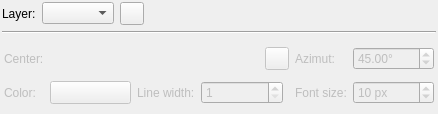
kadas-albireo/kadas-overlay-ps-plugin, file kadas_overlay_ps/overlay_ps_dialog_base.ui: the form before one commit.
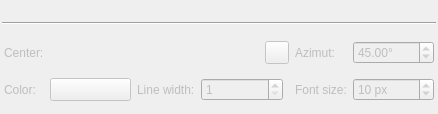
The form after the commit. Icons and pictures are not drawn. Custom widgets are drawn as their Qt base class.

Commit message: Port to KadasLayerSelectionWidget

What changed in the file:
```diff
--- a/kadas_overlay_ps/overlay_ps_dialog_base.ui
+++ b/kadas_overlay_ps/overlay_ps_dialog_base.ui
@@ -26,7 +26,34 @@
    <property name="bottomMargin">
     <number>2</number>
    </property>
-   <item row="2" column="0" colspan="4">
+   <item row="1" column="0" colspan="2">
+    <widget class="Line" name="line">
+     <property name="orientation">
+      <enum>Qt::Horizontal</enum>
+     </property>
+    </widget>
+   </item>
+   <item row="0" column="1">
+    <spacer name="horizontalSpacer">
+     <property name="orientation">
+      <enum>Qt::Horizontal</enum>
+     </property>
+     <property name="sizeHint" stdset="0">
+      <size>
+       <width>351</width>
+       <height>20</height>
+      </size>
+     </property>
+    </spacer>
+   </item>
+   <item row="0" column="0">
+    <layout class="QHBoxLayout" name="layerSelectionWidgetHolder">
+     <property name="spacing">
+      <number>0</number>
+     </property>
+    </layout>
+   </item>
+   <item row="2" column="0" colspan="2">
     <widget class="QWidget" name="widgetLayerSetup" native="true">
      <property name="enabled">
       <bool>false</bool>
@@ -197,44 +224,6 @@
      </layout>
     </widget>
    </item>
-   <item row="0" column="2">
-    <widget class="QToolButton" name="toolButtonAddLayer">
-     <property name="icon">
-      <iconset>
-       <normaloff>:/images/themes/default/mActionAdd.svg</normaloff>:/images/themes/default/mActionAdd.svg</iconset>
-     </property>
-    </widget>
-   </item>
-   <item row="0" column="3">
-    <spacer name="horizontalSpacer">
-     <property name="orientation">
-      <enum>Qt::Horizontal</enum>
-     </property>
-     <property name="sizeHint" stdset="0">
-      <size>
-       <width>351</width>
-       <height>20</height>
-      </size>
-     </property>
-    </spacer>
-   </item>
-   <item row="1" column="0" colspan="4">
-    <widget class="Line" name="line">
-     <property name="orientation">
-      <enum>Qt::Horizontal</enum>
-     </property>
-    </widget>
-   </item>
-   <item row="0" column="1">
-    <widget class="QComboBox" name="comboBoxLayer"/>
-   </item>
-   <item row="0" column="0">
-    <widget class="QLabel" name="labelLayer">
-     <property name="text">
-      <string>Layer:</string>
-     </property>
-    </widget>
-   </item>
   </layout>
  </widget>
  <customwidgets>
```
The commit also changes 2 other files.
